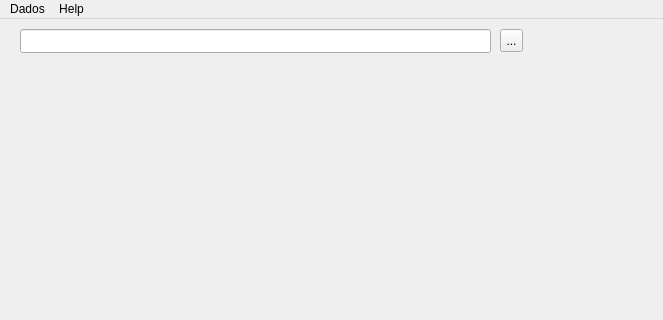
Before: the Qt Designer form frms/main.ui in luissantananet/newmeta, drawn with Qt 5; both pictures show x 0 to 663 and y 0 to 320 of the 800 by 600 pixel window.
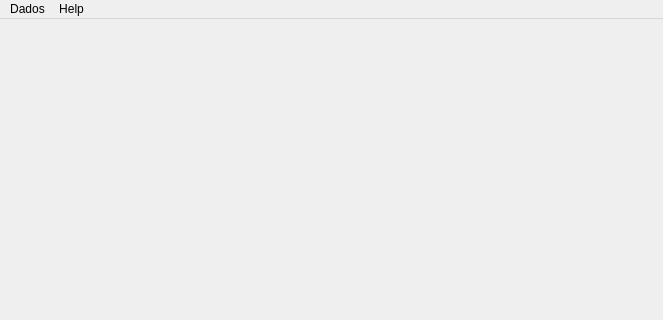
After: the same form once the commit is applied.

The edit to the form file:
```diff
--- a/frms/main.ui
+++ b/frms/main.ui
@@ -13,44 +13,7 @@
   <property name="windowTitle">
    <string>MainWindow</string>
   </property>
-  <widget class="QWidget" name="centralwidget">
-   <widget class="QStackedWidget" name="stackedWidget">
-    <property name="geometry">
-     <rect>
-      <x>0</x>
-      <y>0</y>
-      <width>791</width>
-      <height>341</height>
-     </rect>
-    </property>
-    <widget class="QWidget" name="page">
-     <widget class="QLineEdit" name="lineEdit">
-      <property name="geometry">
-       <rect>
-        <x>20</x>
-        <y>10</y>
-        <width>471</width>
-        <height>24</height>
-       </rect>
-      </property>
-     </widget>
-     <widget class="QToolButton" name="toolButton">
-      <property name="geometry">
-       <rect>
-        <x>500</x>
-        <y>10</y>
-        <width>23</width>
-        <height>23</height>
-       </rect>
-      </property>
-      <property name="text">
-       <string>...</string>
-      </property>
-     </widget>
-    </widget>
-    <widget class="QWidget" name="page_2"/>
-   </widget>
-  </widget>
+  <widget class="QWidget" name="centralwidget"/>
   <widget class="QMenuBar" name="menubar">
    <property name="geometry">
     <rect>
```
